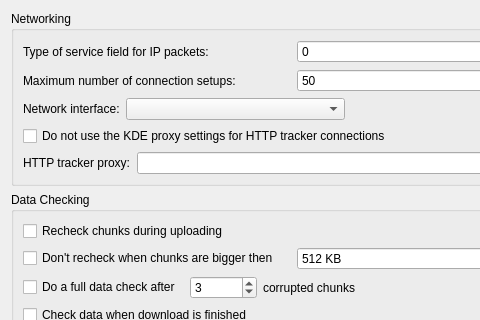
First picture: the form in ktorrent/advancedpref.ui, repository KDE/ktorrent, before the edit; both pictures show x 0 to 480 and y 0 to 320 of the 587 by 718 pixel window.
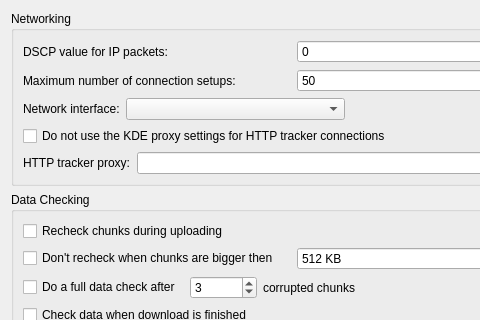
Second picture: the form after the edit.

Commit message: Ported DSCP feature from KDE 3 version

Diff of the .ui file:
```diff
--- a/ktorrent/advancedpref.ui
+++ b/ktorrent/advancedpref.ui
@@ -21,7 +21,7 @@
         <item row="0" column="0" >
          <widget class="QLabel" name="label" >
           <property name="text" >
-           <string>Type of service field for IP packets:</string>
+           <string>DSCP value for IP packets:</string>
           </property>
          </widget>
         </item>
```
Left out of the diff: 9 changed lines with no effect on the pictures. The commit also changes 4 other files.
